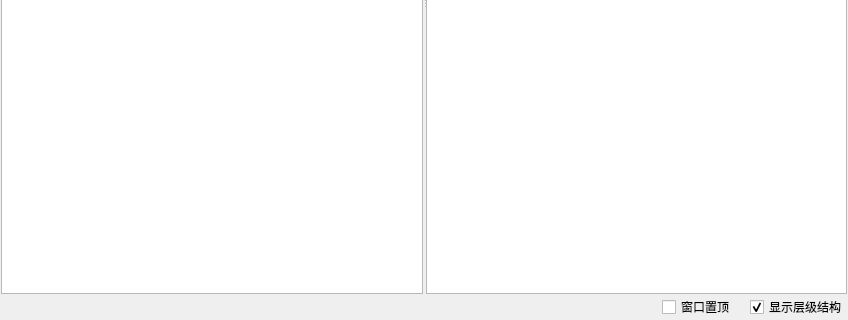
First picture: the form in UI/serial_mode_window.ui, repository KayFelicities/698trans, before the edit; both pictures show x 0 to 848 and y 349 to 669 of the 848 by 669 pixel window.
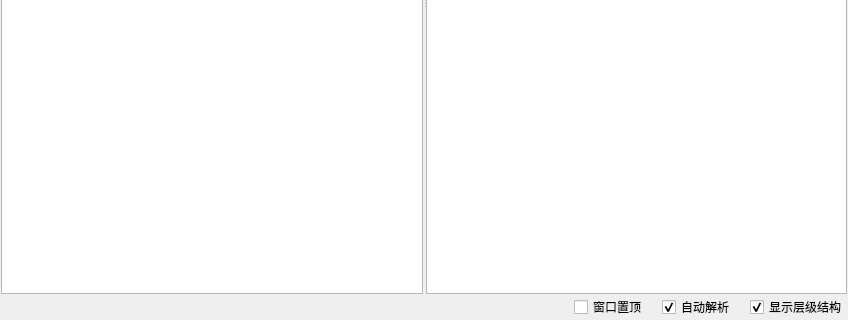
Second picture: the form after the edit. Icons and pictures are not drawn.

Commit message: auto trans

The edit to the form file:
```diff
--- a/UI/serial_mode_window.ui
+++ b/UI/serial_mode_window.ui
@@ -423,6 +423,32 @@
           </property>
          </widget>
         </item>
+        <item>
+         <spacer name="horizontalSpacer_4">
+          <property name="orientation">
+           <enum>Qt::Horizontal</enum>
+          </property>
+          <property name="sizeType">
+           <enum>QSizePolicy::Fixed</enum>
+          </property>
+          <property name="sizeHint" stdset="0">
+           <size>
+            <width>15</width>
+            <height>20</height>
+           </size>
+          </property>
+         </spacer>
+        </item>
+        <item>
+         <widget class="QCheckBox" name="auto_trans">
+          <property name="text">
+           <string>自动解析</string>
+          </property>
+          <property name="checked">
+           <bool>true</bool>
+          </property>
+         </widget>
+        </item>
         <item>
          <spacer name="horizontalSpacer_2">
           <property name="orientation">
```
Left out of the diff: 6 changed lines with no effect on the pictures. The commit also changes 3 other files.
